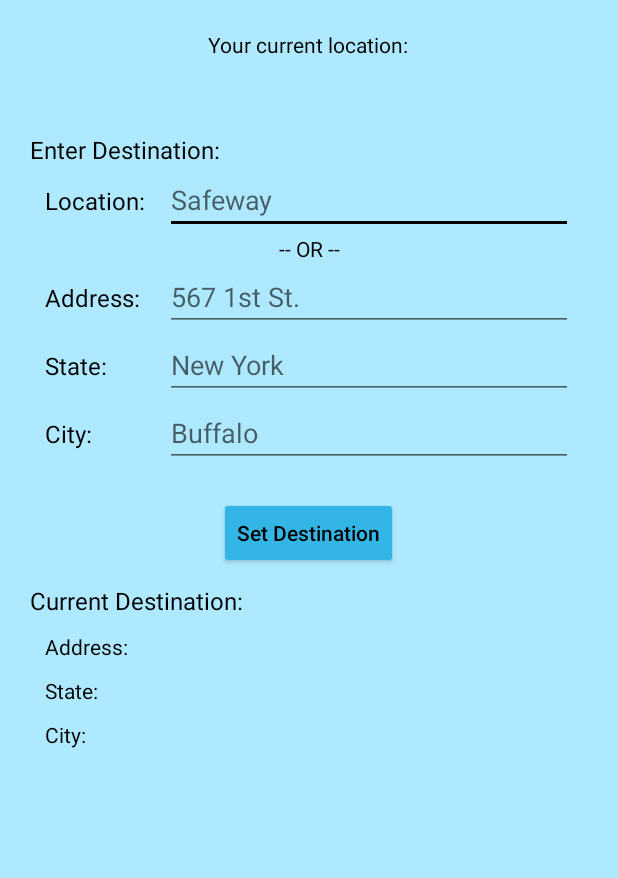
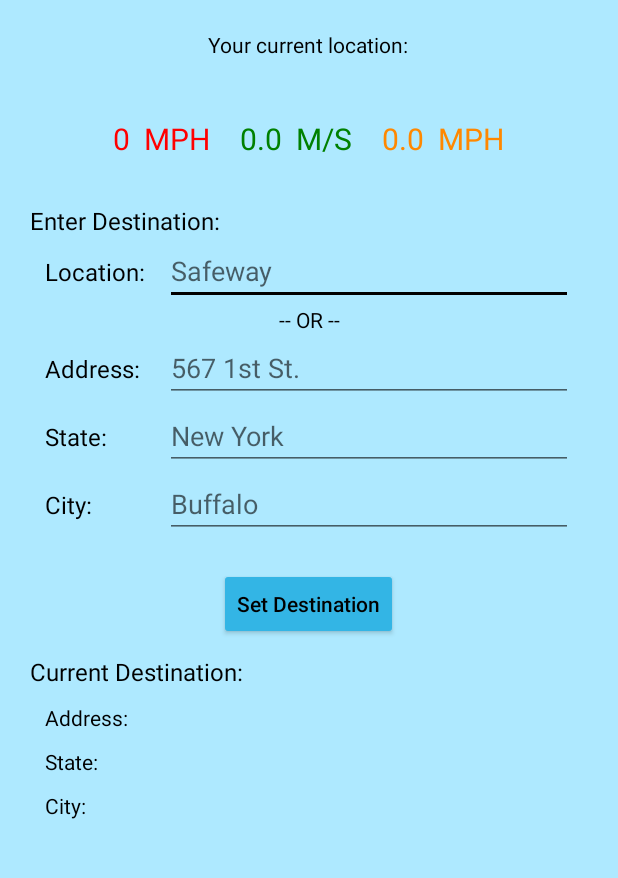
Before and after one commit to IndecisiveFly/Automotive-HUD, an Android app: the Destination_Info screen opened directly, with no data from a screen before it, on a phone screen of 412 x 824 dp, the part 60-938 px from its top. Run offline under Robolectric (Android 15) with nearby library versions, the phone set to English and light mode, and no system bars; 5 statements that could not run were skipped.

Commit message:
Updated location things for the Destination page. These are for display only right now, and not meant as final product.  - Address displayed will change automatically without touching the application, as well as 3 speed displays.  - These are all derived from the location class using getSpeed() with some manipulation to each string.  - New Handler allows location updates to occur every 1 second (1000 ms) added in onCreate.  - Location listener handles getSpeec() and calculations for conversion/rounding.  - Update() just sets all strings that have been updated inside of the location listerner. Also gets location from coordinates, using geocode, set inside listener.

```diff
--- a/Andoird_Application/app/src/main/java/com/dashhud/crigerkwok/dashboardhud/Destination_Info.java
+++ b/Andoird_Application/app/src/main/java/com/dashhud/crigerkwok/dashboardhud/Destination_Info.java
@@ -10,7 +10,10 @@ import android.location.Geocoder;
 import android.location.Location;
 import android.location.LocationListener;
 import android.location.LocationManager;
+import android.os.Handler;
+import android.provider.Settings;
 import android.provider.SyncStateContract;
+import android.support.annotation.NonNull;
 import android.support.v4.app.ActivityCompat;
 import android.support.v7.app.AppCompatActivity;
 import android.os.Bundle;
@@ -18,14 +21,21 @@ import android.view.View;
 import android.widget.Button;
 import android.widget.EditText;
 import android.widget.TextView;
+import android.widget.Toast;
 
 import java.io.IOException;
 import java.util.List;
 import java.util.Locale;
 
+import static android.location.LocationManager.GPS_PROVIDER;
+
 public class Destination_Info extends AppCompatActivity implements LocationListener{
 
     TextView current_address;
+    TextView current_speed_calc;
+    TextView get_speed_mps;
+    TextView get_speed_mph;
+
     TextView saved_address;
     TextView saved_state;
     TextView saved_city;
@@ -41,6 +51,10 @@ public class Destination_Info extends AppCompatActivity implements LocationListe
     LocationManager locationManager;
     Double latitude;
     Double longitude;
+    int speed;
+    float get_speed;
+    float mph_calc;
+    Location prev_location;
 
     SharedPreferences pref;
 
@@ -50,6 +64,10 @@ public class Destination_Info extends AppCompatActivity implements LocationListe
         setContentView(R.layout.activity_destination__info);
 
         current_address = findViewById(R.id.current_address);
+        current_speed_calc = findViewById(R.id.get_speed_round);
+        get_speed_mps = findViewById(R.id.get_speed_mps);
+        get_speed_mph = findViewById(R.id.get_speed_mph);
+
         saved_address = findViewById(R.id.saved_address);
         saved_state = findViewById(R.id.saved_state);
         saved_city = findViewById(R.id.saved_city);
@@ -67,6 +85,16 @@ public class Destination_Info extends AppCompatActivity implements LocationListe
 
         check_perms();
         update();
+
+        final Handler handler=new Handler();
+        handler.post(new Runnable(){
+            @Override
+            public void run() {
+                update();
+                handler.postDelayed(this,1000); // set time here to refresh textView
+            }
+        });
+
     }
 
     @Override
@@ -82,6 +110,13 @@ public class Destination_Info extends AppCompatActivity implements LocationListe
             addresses = gc.getFromLocation(latitude, longitude, 1);
             String address_l = addresses.get(0).getAddressLine(0);
             current_address.setText(address_l);
+            String mph = Integer.toString(speed) + "  MPH";
+            String mps = Float.toString(get_speed) + "  M/S";
+            String calc_mph = Float.toString(mph_calc) + "  MPH";
+            current_speed_calc.setText(mph);
+            get_speed_mps.setText(mps);
+            get_speed_mph.setText(calc_mph);
+
         }
         catch (IOException e)
         {
@@ -114,11 +149,15 @@ public class Destination_Info extends AppCompatActivity implements LocationListe
 
     @Override
     public void onLocationChanged(Location location) {
+
+        latitude = location.getLatitude();
         longitude = location.getLongitude();
-        latitude = location.getLatitude();
+        get_speed = location.getSpeed();
+        mph_calc = get_speed * (float) 2.236;
+        speed = Math.round(mph_calc);
+        prev_location = location;
+
         update();
-        //Intent a = new Intent(Destination_Info.this, Destination_Info.class);
-        //startActivity(a);
     }
 
     @Override
@@ -133,7 +172,8 @@ public class Destination_Info extends AppCompatActivity implements LocationListe
 
     @Override
     public void onProviderDisabled(String provider) {
-
+        Intent intent = new Intent(Settings.ACTION_LOCATION_SOURCE_SETTINGS);
+        startActivity(intent);
     }
 
     public void check_perms()
@@ -146,6 +186,7 @@ public class Destination_Info extends AppCompatActivity implements LocationListe
             return;
         }
         Location location = locationManager.getLastKnownLocation(locationManager.NETWORK_PROVIDER);
+        locationManager.requestLocationUpdates(GPS_PROVIDER,1000,0,this);
         onLocationChanged(location);
     }
 }
--- a/Andoird_Application/app/src/main/res/layout/activity_destination__info.xml
+++ b/Andoird_Application/app/src/main/res/layout/activity_destination__info.xml
@@ -40,6 +40,58 @@
         android:textColor="@color/Blue"
         android:text="Current Address here"
         android:layout_gravity="center"/>
+
+    <Space
+        android:layout_width="match_parent"
+        android:layout_height="10dp" />
+
+    <LinearLayout
+        android:layout_width="match_parent"
+        android:layout_height="wrap_content"
+        android:paddingStart="30dp"
+        android:paddingEnd="30dp"
+        android:gravity="center">
+
+        <TextView
+            android:layout_width="wrap_content"
+            android:layout_height="wrap_content"
+            android:id="@+id/get_speed_round"
+            android:textColor="@color/Red"
+            android:textSize="20sp"
+            android:text="No speed"
+            android:layout_gravity="center"/>
+
+        <Space
+            android:layout_width="20dp"
+            android:layout_height="wrap_content" />
+
+        <TextView
+            android:layout_width="wrap_content"
+            android:layout_height="wrap_content"
+            android:id="@+id/get_speed_mps"
+            android:textColor="@color/Green"
+            android:textSize="20sp"
+            android:text="No speed"
+            android:layout_gravity="center"/>
+
+        <Space
+            android:layout_width="20dp"
+            android:layout_height="wrap_content" />
+
+        <TextView
+            android:id="@+id/get_speed_mph"
+            android:layout_width="wrap_content"
+            android:layout_height="wrap_content"
+            android:layout_gravity="center"
+            android:text="No speed"
+            android:textSize="20sp"
+            android:textColor="@android:color/holo_orange_dark" />
+
+    </LinearLayout>
+
+    <Space
+        android:layout_width="match_parent"
+        android:layout_height="10dp" />
 
     <Space
         android:layout_width="match_parent"
```
